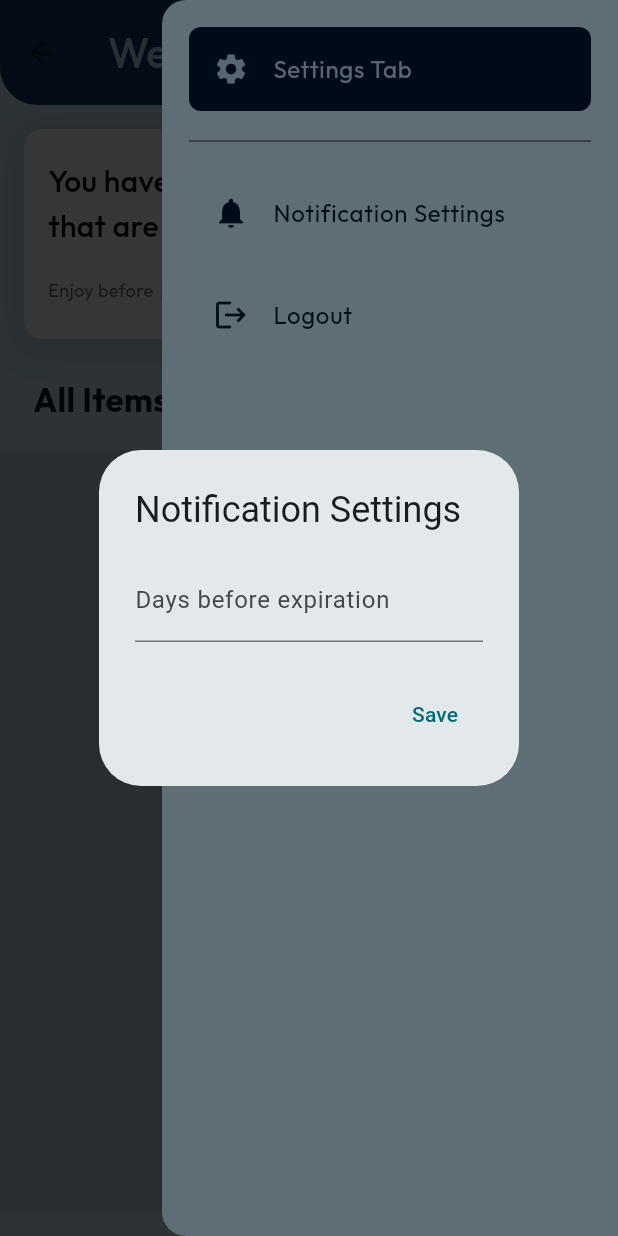
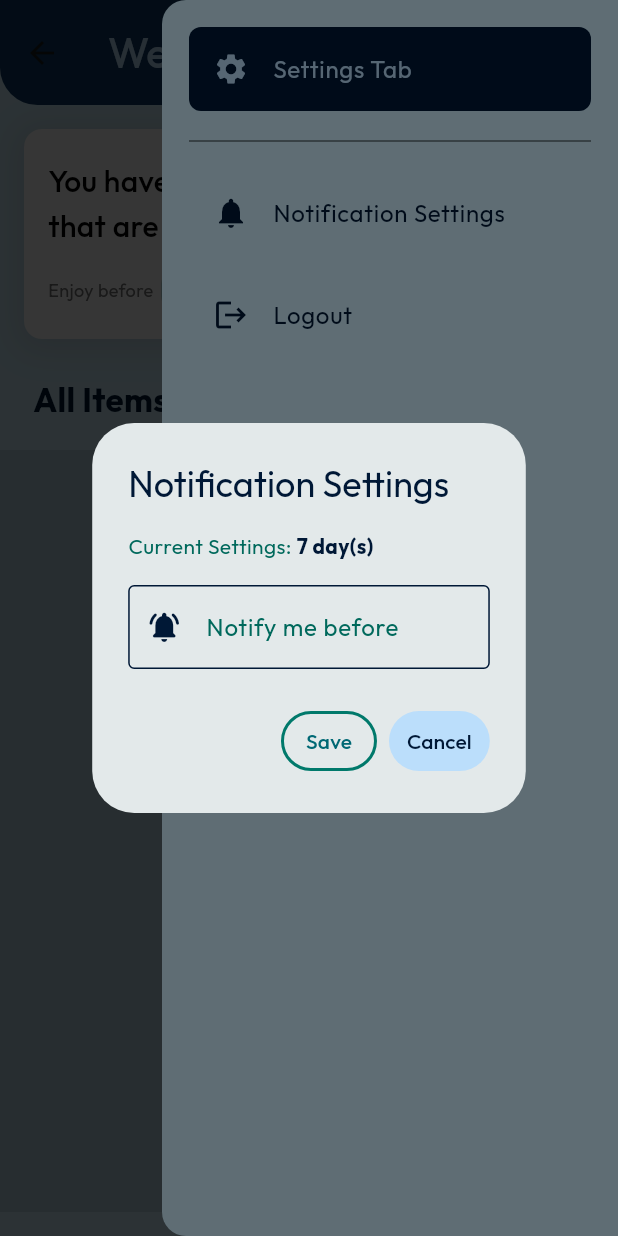
Before and after one commit to BlueSky0322/food-eye-frontend, a Flutter app: the HomePage screen opened directly, in the side drawer, after a tap on "Notification Settings", on a phone screen of 412 x 824 dp. Run offline on Flutter 3.47's test engine with Material 2 defaults, Android fonts, the phone set to English and light mode, and no system bars; our stand-ins replace curved_navigation_bar, flutter_local_notifications, flutter_slidable, grouped_list, image_cropper, image_picker and 1 more; missing offline and left inert: flutter_background_service, flutter_barcode_scanner, google_mlkit_text_recognition; accounts and stored records are empty; network calls fail.

Commit message:
chore: UI update

```diff
--- a/lib/main.dart
+++ b/lib/main.dart
@@ -4,7 +4,7 @@ import 'package:flutter/material.dart';
 import 'package:food_eye_fyp/ui/common/nav_bar_state.dart';
 import 'package:food_eye_fyp/ui/common/nav_bar_wrapper.dart';
 import 'package:food_eye_fyp/ui/splash_page/splash_page.dart';
-import 'package:food_eye_fyp/utils/http_utils.dart';
+import 'package:food_eye_fyp/utils/http_overrides.dart';
 import 'package:provider/provider.dart';
 
 Future<void> main() async {
--- a/lib/service/background_service.dart
+++ b/lib/service/background_service.dart
@@ -9,7 +9,7 @@ import 'package:food_eye_fyp/service/notification_service.dart';
 import 'package:food_eye_fyp/service/shared_preferences_service.dart';
 import 'package:food_eye_fyp/utils/constants.dart';
 
-import '../utils/http_utils.dart';
+import '../utils/http_overrides.dart';
 
 class BackgroundService {
   static bool isRegistered = false;
@@ -28,7 +28,7 @@ class BackgroundService {
       service.stopSelf();
     });
 
-    Timer.periodic(const Duration(seconds: 10), (Timer t) async {
+    Timer.periodic(const Duration(seconds: 5), (Timer t) async {
       final daysBeforeToNotify =
           await SharedPrefsService.loadDaysBeforeToNotifyFromPrefs();
       final items =
--- a/lib/service/item_service.dart
+++ b/lib/service/item_service.dart
@@ -5,7 +5,7 @@ import 'package:food_eye_fyp/data/model/item.dart';
 import 'package:http/http.dart';
 
 import '../data/model/item_response.dart';
-import '../utils/http_utils.dart';
+import '../utils/http_overrides.dart';
 
 class ItemService {
   final client = Client();
--- a/lib/service/notification_service.dart
+++ b/lib/service/notification_service.dart
@@ -23,7 +23,7 @@ class NotificationService {
   Future<void> initNotification(context) async {
     _context ??= context;
     const androidInitialization =
-        AndroidInitializationSettings('just_eye_logo');
+        AndroidInitializationSettings('FoodEye Alert');
     const iOSInitialization = DarwinInitializationSettings();
 
     const initializationSettings = InitializationSettings(
--- a/lib/ui/add_item_page/add_item_state.dart
+++ b/lib/ui/add_item_page/add_item_state.dart
@@ -136,7 +136,7 @@ class AddItemState extends ChangeNotifier {
       itemName =
           await _barcodeLookupService.lookupProductName(code: scannedName);
       log(itemName!);
-      if (itemName != "Product not found") {
+      if (itemName != "Product not found" && itemName != "-1") {
         itemNameController.text = itemName!;
         notifyListeners();
       }
--- a/lib/ui/analytics_page/category_page.dart
+++ b/lib/ui/category_page/category_page.dart
@@ -2,7 +2,7 @@ import 'package:flutter/material.dart';
 import 'package:flutter_slidable/flutter_slidable.dart';
 import 'package:food_eye_fyp/components/list_tile.dart';
 import 'package:food_eye_fyp/data/model/item_response.dart';
-import 'package:food_eye_fyp/ui/analytics_page/category_page_state.dart';
+import 'package:food_eye_fyp/ui/category_page/category_page_state.dart';
 import 'package:grouped_list/grouped_list.dart';
 import 'package:provider/provider.dart';
 
--- a/lib/ui/common/nav_bar_state.dart
+++ b/lib/ui/common/nav_bar_state.dart
@@ -1,8 +1,8 @@
 import 'package:flutter/widgets.dart';
 import 'package:food_eye_fyp/ui/add_item_page/add_item.dart';
 import 'package:food_eye_fyp/ui/add_item_page/add_item_state.dart';
-import 'package:food_eye_fyp/ui/analytics_page/category_page.dart';
-import 'package:food_eye_fyp/ui/analytics_page/category_page_state.dart';
+import 'package:food_eye_fyp/ui/category_page/category_page.dart';
+import 'package:food_eye_fyp/ui/category_page/category_page_state.dart';
 import 'package:provider/provider.dart';
 
 import '../home_page/home_page.dart';
--- a/lib/ui/edit_item_page/edit_page_state.dart
+++ b/lib/ui/edit_item_page/edit_page_state.dart
@@ -177,6 +177,7 @@ class EditItemState extends ChangeNotifier {
                 ? itemToEdit.imagePath
                 : defaultImage,
       );
+      notifyListeners();
       return await _itemService.updateItem(itemToEditID, updatedItem);
     } catch (error) {
       log('Error creating item: $error');
--- a/lib/ui/home_page/components/nav_drawer/menu_items.dart
+++ b/lib/ui/home_page/components/nav_drawer/menu_items.dart
@@ -2,6 +2,7 @@ import 'package:flutter/material.dart';
 import 'package:food_eye_fyp/service/background_service.dart';
 import 'package:food_eye_fyp/service/shared_preferences_service.dart';
 import 'package:food_eye_fyp/ui/home_page/components/nav_drawer/confirm_logout.dart';
+import 'package:food_eye_fyp/ui/home_page/components/nav_drawer/notification_settings.dart';
 import 'package:food_eye_fyp/utils/constants.dart';
 
 Widget buildSettings(BuildContext context) {
@@ -43,35 +44,10 @@ Widget buildSettings(BuildContext context) {
           ),
           onTap: () {
             showDialog(
-              context: context,
-              builder: (context) {
-                int newDaysBeforeToNotify = 0;
-                return AlertDialog(
-                  title: const Text("Notification Settings"),
-                  content: TextField(
-                    onChanged: (value) {
-                      newDaysBeforeToNotify = int.parse(value);
-                    },
-                    keyboardType: TextInputType.number,
-                    decoration: const InputDecoration(
-                      labelText: "Days before expiration",
-                    ),
-                  ),
-                  actions: [
-                    TextButton(
-                      onPressed: () async {
-                        await SharedPrefsService.saveDaysBeforeToNotifyToPrefs(
-                            newDaysBeforeToNotify);
-                        await BackgroundService
-                            .restartDateCheckerBackgroundService();
-                        Navigator.pop(context);
-                      },
-                      child: const Text("Save"),
-                    ),
-                  ],
-                );
-              },
-            );
+                context: context,
+                builder: (context) {
+                  return const NotificationSettings();
+                });
           },
         ),
         ListTile(
@@ -87,7 +63,7 @@ Widget buildSettings(BuildContext context) {
           onTap: () {
             showDialog(
               context: context,
-              builder: (BuildContext context) => const ConfirmLogoutDialog(),
+              builder: (context) => const ConfirmLogoutDialog(),
             );
           },
         ),
--- /dev/null
+++ b/lib/ui/home_page/components/nav_drawer/notification_settings.dart
@@ -0,0 +1,113 @@
+import 'package:flutter/material.dart';
+import 'package:food_eye_fyp/components/custom_input_decoration/input_decoration_additem.dart';
+
+import '../../../../service/background_service.dart';
+import '../../../../service/shared_preferences_service.dart';
+import '../../../../utils/constants.dart';
+
+class NotificationSettings extends StatelessWidget {
+  const NotificationSettings({super.key});
+
+  @override
+  Widget build(BuildContext context) {
+    // int newDaysBeforeToNotify = await SharedPrefsService.loadDaysBeforeToNotifyFromPrefs();
+    return FutureBuilder<int>(
+        future: SharedPrefsService.loadDaysBeforeToNotifyFromPrefs(),
+        builder: (context, snapshot) {
+          int newDaysBeforeToNotify = snapshot.data ?? 0;
+          return AlertDialog(
+            title: const Text(
+              "Notification Settings",
+              style: TextStyle(
+                fontFamily: 'Outfit',
+                color: primaryBG,
+              ),
+            ),
+            content: Column(
+              mainAxisSize: MainAxisSize.min,
+              children: [
+                Row(
+                  children: [
+                    Text(
+                      "Current Settings: ",
+                      style: TextStyle(
+                        fontFamily: 'Outfit',
+                        color: Colors.teal.shade800,
+                      ),
+                    ),
+                    Text(
+                      "$newDaysBeforeToNotify day(s)",
+                      style: const TextStyle(
+                        fontFamily: 'Outfit',
+                        color: primaryBG,
+                        fontWeight: FontWeight.bold,
+                      ),
+                    ),
+                  ],
+                ),
+                const SizedBox(
+                  height: 16,
+                ),
+                TextField(
+                  onChanged: (value) {
+                    newDaysBeforeToNotify = int.parse(value);
+                  },
+                  keyboardType: TextInputType.number,
+                  decoration: AddItemInputDecoration.addItemInputDecoration(
+                    labelText: "Notify me before",
+                    hintText: "Days before expiration",
+                    prefixIcon: Icons.notifications_active_rounded,
+                    suffixIcon: null,
+                  ),
+                ),
+              ],
+            ),
+            actions: [
+              TextButton(
+                style: ButtonStyle(
+                  shape: MaterialStateProperty.all<OutlinedBorder>(
+                    RoundedRectangleBorder(
+                      borderRadius: BorderRadius.circular(20),
+                      side: BorderSide(
+                        width: 2,
+                        color: Colors.teal.shade700,
+                      ),
+                    ),
+                  ),
+                ),
+                child: const Text(
+                  'Save',
+                  style: TextStyle(
+                    fontFamily: 'Outfit',
+                  ),
+                ),
+                onPressed: () async {
+                  await SharedPrefsService.saveDaysBeforeToNotifyToPrefs(
+                      newDaysBeforeToNotify);
+                  await BackgroundService.restartDateCheckerBackgroundService();
+
+                  Future.microtask(
+                    () => Navigator.pop(context),
+                  );
+                },
+              ),
+              TextButton(
+                style: TextButton.styleFrom(
+                  backgroundColor: appbarText,
+                ),
+                child: const Text(
+                  'Cancel',
+                  style: TextStyle(
+                    fontFamily: 'Outfit',
+                    color: primaryBG,
+                  ),
+                ),
+                onPressed: () {
+                  Navigator.of(context).pop();
+                },
+              ),
+            ],
+          );
+        });
+  }
+}
--- a/lib/ui/register_page/register_page.dart
+++ b/lib/ui/register_page/register_page.dart
@@ -7,6 +7,7 @@ import 'package:intl/intl.dart';
 import 'package:provider/provider.dart';
 
 import '../../components/custom_input_decoration/input_decoration.dart';
+import '../../components/error_alert_dialog.dart';
 import '../../utils/constants.dart';
 
 class RegisterPage extends StatelessWidget {
@@ -276,7 +277,7 @@ class RegisterPage extends StatelessWidget {
                                   showDialog(
                                     context: context,
                                     builder: (context) {
-                                      return const CustomSuccessAlertDialog(
+                                      return const CustomErrorAlertDialog(
                                         imageAsset:
                                             'assets/images/error-logo.png',
                                         title: "Whoops!",
@@ -308,7 +309,7 @@ class RegisterPage extends StatelessWidget {
                                             ChangeNotifierProvider(
                                           create: (context) =>
                                               LoginPageState(currentContext),
-                                          child: LoginPage(),
+                                          child: const LoginPage(),
                                         ),
                                       ),
                                     );
```
Also changed, not shown: lib/ui/home_page/components/nav_drawer/confirm_logout.dart (+15 -15 lines), lib/ui/login_page/login_page.dart (+24 -4 lines), assets/images/login-success.png (added), assets/images/splash-page-logo.png, lib/ui/category_page/category_page_state.dart (renamed from lib/ui/analytics_page/category_page_state.dart), lib/utils/http_overrides.dart (renamed from lib/utils/http_utils.dart).
